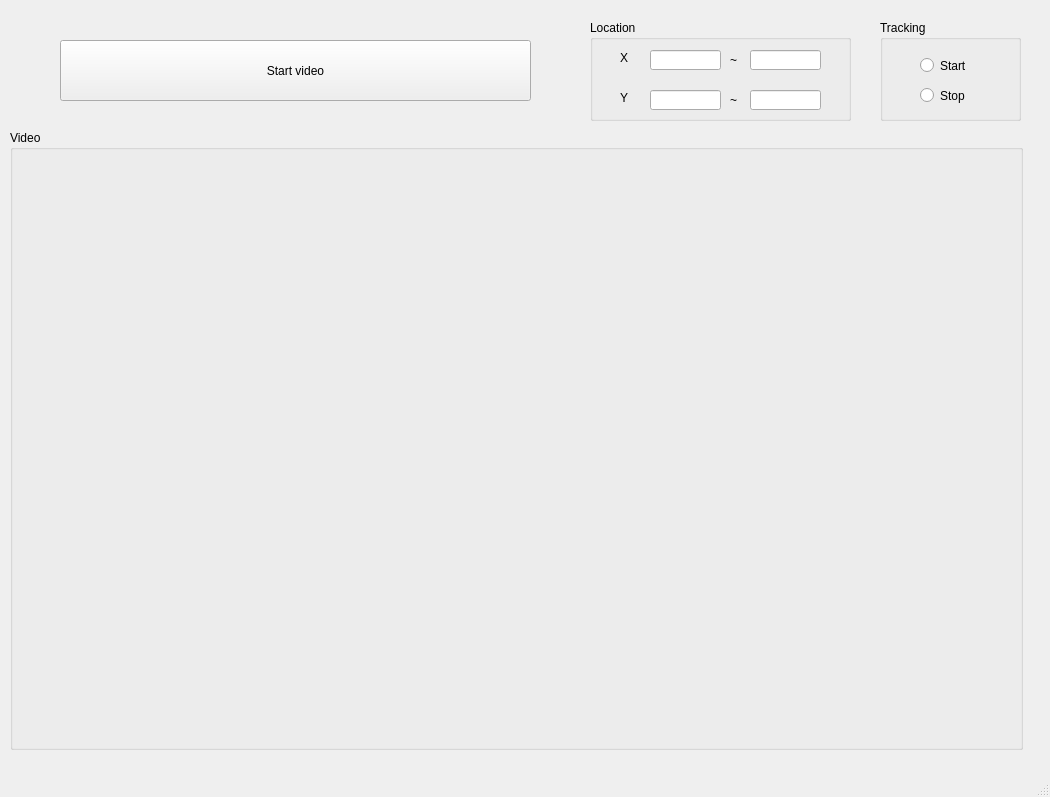
Qt form simple3.ui (Johyeonje/TrackPerformerAlgorism) before a commit.
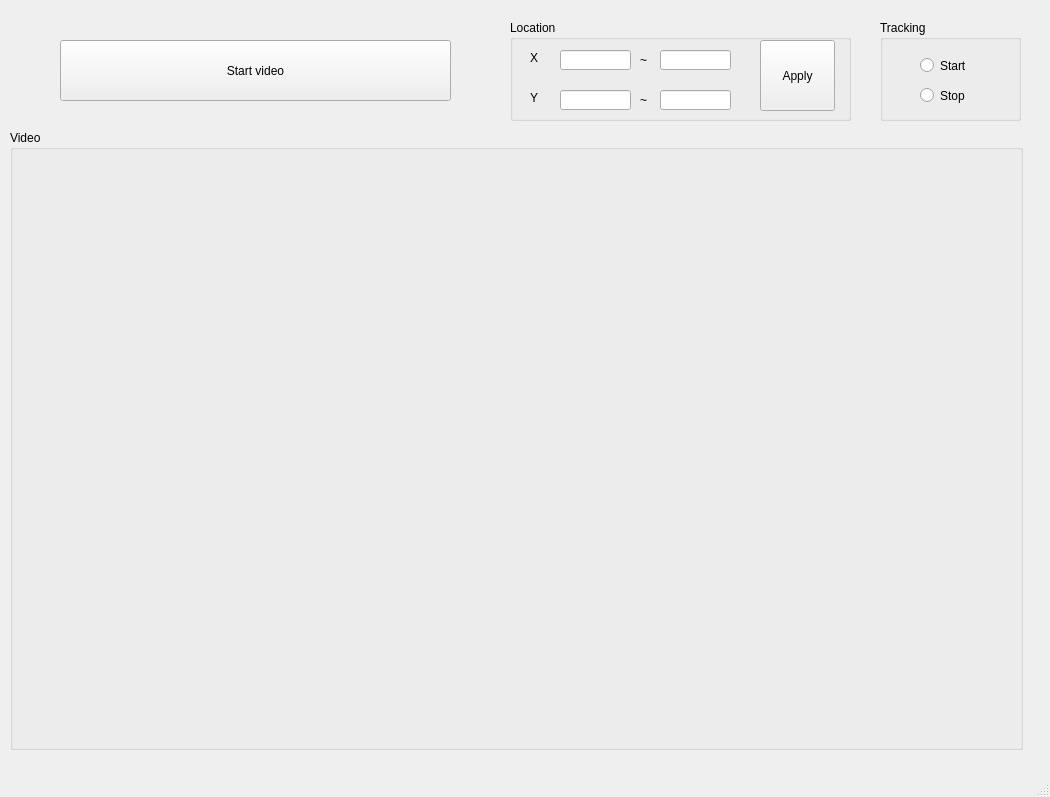
The same form after that commit.

Diff of the .ui file:
```diff
--- a/simple3.ui
+++ b/simple3.ui
@@ -51,7 +51,7 @@
      <rect>
       <x>60</x>
       <y>40</y>
-      <width>471</width>
+      <width>391</width>
       <height>61</height>
      </rect>
     </property>
@@ -62,9 +62,9 @@
    <widget class="QGroupBox" name="radioBox_2">
     <property name="geometry">
      <rect>
-      <x>590</x>
+      <x>510</x>
       <y>20</y>
-      <width>261</width>
+      <width>341</width>
       <height>101</height>
      </rect>
     </property>
@@ -74,7 +74,7 @@
     <widget class="QLineEdit" name="x_start">
      <property name="geometry">
       <rect>
-       <x>60</x>
+       <x>50</x>
        <y>30</y>
        <width>71</width>
        <height>20</height>
@@ -84,7 +84,7 @@
     <widget class="QLabel" name="x_label">
      <property name="geometry">
       <rect>
-       <x>30</x>
+       <x>20</x>
        <y>30</y>
        <width>21</width>
        <height>16</height>
@@ -97,7 +97,7 @@
     <widget class="QLabel" name="y_label">
      <property name="geometry">
       <rect>
-       <x>30</x>
+       <x>20</x>
        <y>70</y>
        <width>21</width>
        <height>16</height>
@@ -110,7 +110,7 @@
     <widget class="QLineEdit" name="x_end">
      <property name="geometry">
       <rect>
-       <x>160</x>
+       <x>150</x>
        <y>30</y>
        <width>71</width>
        <height>20</height>
@@ -120,7 +120,7 @@
     <widget class="QLineEdit" name="y_start">
      <property name="geometry">
       <rect>
-       <x>60</x>
+       <x>50</x>
        <y>70</y>
        <width>71</width>
        <height>20</height>
@@ -130,7 +130,7 @@
     <widget class="QLineEdit" name="y_end">
      <property name="geometry">
       <rect>
-       <x>160</x>
+       <x>150</x>
        <y>70</y>
        <width>71</width>
        <height>20</height>
@@ -140,7 +140,7 @@
     <widget class="QLabel" name="x_tilde">
      <property name="geometry">
       <rect>
-       <x>140</x>
+       <x>130</x>
        <y>30</y>
        <width>16</width>
        <height>20</height>
@@ -153,7 +153,7 @@
     <widget class="QLabel" name="y_tilde">
      <property name="geometry">
       <rect>
-       <x>140</x>
+       <x>130</x>
        <y>70</y>
        <width>16</width>
        <height>20</height>
@@ -163,6 +163,19 @@
       <string>~</string>
      </property>
     </widget>
+    <widget class="QPushButton" name="Loc_apply">
+     <property name="geometry">
+      <rect>
+       <x>250</x>
+       <y>20</y>
+       <width>75</width>
+       <height>71</height>
+      </rect>
+     </property>
+     <property name="text">
+      <string>Apply</string>
+     </property>
+    </widget>
    </widget>
    <widget class="QGroupBox" name="radioBox">
     <property name="geometry">
```
